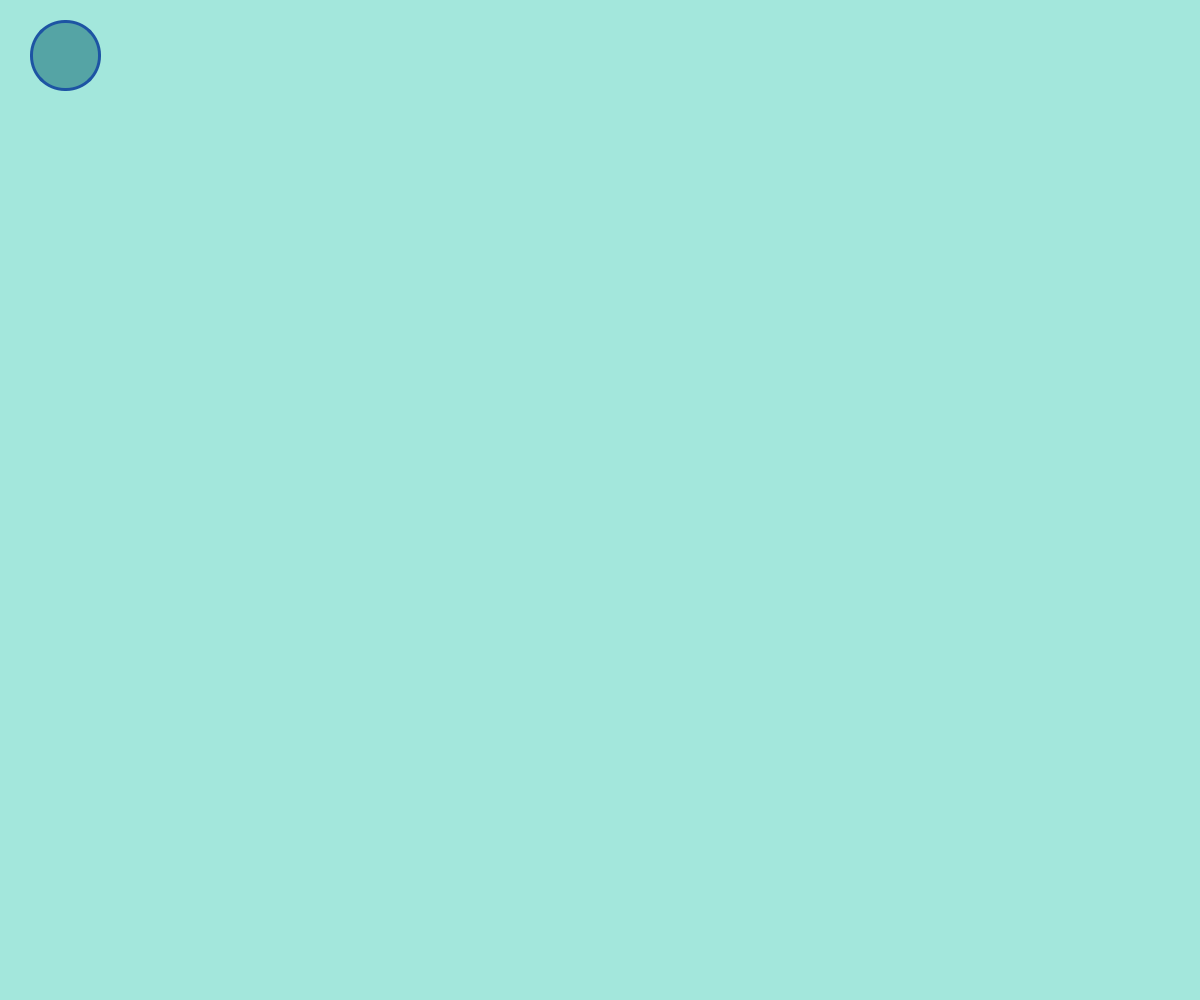
Above: src/views/settingswindow.ui from Vineyard-MQP-2021/VineyardApp before the change. Below: the same form after it.
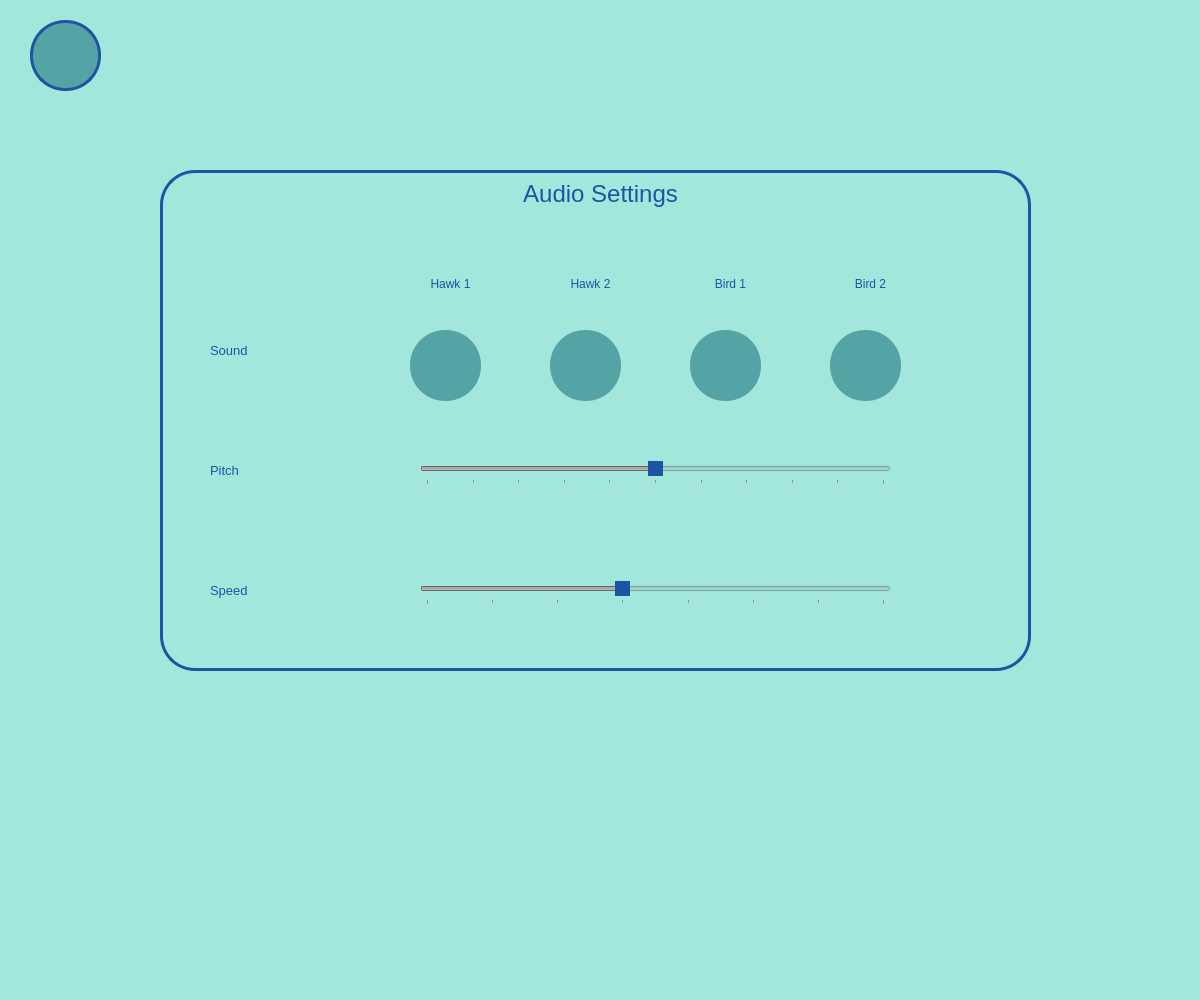
That is the form after the change. Icons and pictures are not drawn.

Commit message: a bunch of sound stuff & UI, not done yet

What changed in the file:
```diff
--- a/src/views/settingswindow.ui
+++ b/src/views/settingswindow.ui
@@ -49,6 +49,516 @@
      </size>
     </property>
    </widget>
+   <widget class="QFrame" name="frame">
+    <property name="geometry">
+     <rect>
+      <x>160</x>
+      <y>170</y>
+      <width>871</width>
+      <height>501</height>
+     </rect>
+    </property>
+    <property name="styleSheet">
+     <string notr="true">border: 3px solid #1d54a3;
+border-radius: 35px;
+color: #1d54a3;</string>
+    </property>
+    <property name="frameShape">
+     <enum>QFrame::StyledPanel</enum>
+    </property>
+    <property name="frameShadow">
+     <enum>QFrame::Raised</enum>
+    </property>
+    <widget class="QLabel" name="label">
+     <property name="geometry">
+      <rect>
+       <x>180</x>
+       <y>10</y>
+       <width>521</width>
+       <height>81</height>
+      </rect>
+     </property>
+     <property name="font">
+      <font>
+       <pointsize>18</pointsize>
+      </font>
+     </property>
+     <property name="styleSheet">
+      <string notr="true">border: none;</string>
+     </property>
+     <property name="text">
+      <string>Audio Settings</string>
+     </property>
+     <property name="alignment">
+      <set>Qt::AlignHCenter|Qt::AlignTop</set>
+     </property>
+    </widget>
+    <widget class="QLabel" name="label_2">
+     <property name="geometry">
+      <rect>
+       <x>50</x>
+       <y>160</y>
+       <width>91</width>
+       <height>41</height>
+      </rect>
+     </property>
+     <property name="font">
+      <font>
+       <pointsize>10</pointsize>
+      </font>
+     </property>
+     <property name="styleSheet">
+      <string notr="true">border:none;</string>
+     </property>
+     <property name="text">
+      <string>Sound</string>
+     </property>
+    </widget>
+    <widget class="QPushButton" name="mourningdove">
+     <property name="geometry">
+      <rect>
+       <x>250</x>
+       <y>160</y>
+       <width>71</width>
+       <height>71</height>
+      </rect>
+     </property>
+     <property name="sizePolicy">
+      <sizepolicy hsizetype="Preferred" vsizetype="Preferred">
+       <horstretch>0</horstretch>
+       <verstretch>0</verstretch>
+      </sizepolicy>
+     </property>
+     <property name="minimumSize">
+      <size>
+       <width>71</width>
+       <height>71</height>
+      </size>
+     </property>
+     <property name="maximumSize">
+      <size>
+       <width>200</width>
+       <height>200</height>
+      </size>
+     </property>
+     <property name="cursor">
+      <cursorShape>PointingHandCursor</cursorShape>
+     </property>
+     <property name="styleSheet">
+      <string notr="true">background-color: rgb(85, 164, 165);
+border: none;
+border-radius: 35px;</string>
+     </property>
+     <property name="text">
+      <string/>
+     </property>
+     <property name="icon">
+      <iconset resource="../res/resources.qrc">
+       <normaloff>:/hawk1</normaloff>:/hawk1</iconset>
+     </property>
+     <property name="iconSize">
+      <size>
+       <width>50</width>
+       <height>40</height>
+      </size>
+     </property>
+     <property name="checkable">
+      <bool>false</bool>
+     </property>
+     <property name="checked">
+      <bool>false</bool>
+     </property>
+     <attribute name="buttonGroup">
+      <string notr="true">soundsettingsbuttons</string>
+     </attribute>
+    </widget>
+    <widget class="QPushButton" name="hawk2">
+     <property name="geometry">
+      <rect>
+       <x>390</x>
+       <y>160</y>
+       <width>71</width>
+       <height>71</height>
+      </rect>
+     </property>
+     <property name="sizePolicy">
+      <sizepolicy hsizetype="Preferred" vsizetype="Preferred">
+       <horstretch>0</horstretch>
+       <verstretch>0</verstretch>
+      </sizepolicy>
+     </property>
+     <property name="minimumSize">
+      <size>
+       <width>71</width>
+       <height>71</height>
+      </size>
+     </property>
+     <property name="maximumSize">
+      <size>
+       <width>200</width>
+       <height>200</height>
+      </size>
+     </property>
+     <property name="cursor">
+      <cursorShape>PointingHandCursor</cursorShape>
+     </property>
+     <property name="styleSheet">
+      <string notr="true">background-color: rgb(85, 164, 165);
+border: none;
+border-radius: 35px;</string>
+     </property>
+     <property name="text">
+      <string/>
+     </property>
+     <property name="icon">
+      <iconset resource="../res/resources.qrc">
+       <normaloff>:/hawk2</normaloff>:/hawk2</iconset>
+     </property>
+     <property name="iconSize">
+      <size>
+       <width>50</width>
+       <height>40</height>
+      </size>
+     </property>
+     <property name="checkable">
+      <bool>false</bool>
+     </property>
+     <attribute name="buttonGroup">
+      <string notr="true">soundsettingsbuttons</string>
+     </attribute>
+    </widget>
+    <widget class="QPushButton" name="bird1">
+     <property name="geometry">
+      <rect>
+       <x>530</x>
+       <y>160</y>
+       <width>71</width>
+       <height>71</height>
+      </rect>
+     </property>
+     <property name="sizePolicy">
+      <sizepolicy hsizetype="Fixed" vsizetype="Fixed">
+       <horstretch>0</horstretch>
+       <verstretch>0</verstretch>
+      </sizepolicy>
+     </property>
+     <property name="cursor">
+      <cursorShape>PointingHandCursor</cursorShape>
+     </property>
+     <property name="focusPolicy">
+      <enum>Qt::WheelFocus</enum>
+     </property>
+     <property name="styleSheet">
+      <string notr="true">background-color: rgb(85, 164, 165);
+border: none;
+border-radius: 35px;</string>
+     </property>
+     <property name="text">
+      <string/>
+     </property>
+     <property name="icon">
+      <iconset resource="../res/resources.qrc">
+       <normaloff>:/bird1</normaloff>:/bird1</iconset>
+     </property>
+     <property name="iconSize">
+      <size>
+       <width>50</width>
+       <height>40</height>
+      </size>
+     </property>
+     <property name="checkable">
+      <bool>false</bool>
+     </property>
+     <attribute name="buttonGroup">
+      <string notr="true">soundsettingsbuttons</string>
+     </attribute>
+    </widget>
+    <widget class="QPushButton" name="bird2">
+     <property name="geometry">
+      <rect>
+       <x>670</x>
+       <y>160</y>
+       <width>71</width>
+       <height>71</height>
+      </rect>
+     </property>
+     <property name="sizePolicy">
+      <sizepolicy hsizetype="Fixed" vsizetype="Fixed">
+       <horstretch>0</horstretch>
+       <verstretch>0</verstretch>
+      </sizepolicy>
+     </property>
+     <property name="cursor">
+      <cursorShape>PointingHandCursor</cursorShape>
+     </property>
+     <property name="styleSheet">
+      <string notr="true">background-color: rgb(85, 164, 165);
+border: none;
+border-radius: 35px;</string>
+     </property>
+     <property name="text">
+      <string/>
+     </property>
+     <property name="icon">
+      <iconset resource="../res/resources.qrc">
+       <normaloff>:/bird2</normaloff>:/bird2</iconset>
+     </property>
+     <property name="iconSize">
+      <size>
+       <width>50</width>
+       <height>40</height>
+      </size>
+     </property>
+     <property name="checkable">
+      <bool>false</bool>
+     </property>
+     <attribute name="buttonGroup">
+      <string notr="true">soundsettingsbuttons</string>
+     </attribute>
+    </widget>
+    <widget class="QLabel" name="label_3">
+     <property name="geometry">
+      <rect>
+       <x>250</x>
+       <y>101</y>
+       <width>81</width>
+       <height>25</height>
+      </rect>
+     </property>
+     <property name="styleSheet">
+      <string notr="true">border: none;</string>
+     </property>
+     <property name="text">
+      <string>Hawk 1</string>
+     </property>
+     <property name="alignment">
+      <set>Qt::AlignCenter</set>
+     </property>
+    </widget>
+    <widget class="QLabel" name="label_4">
+     <property name="geometry">
+      <rect>
+       <x>670</x>
+       <y>101</y>
+       <width>81</width>
+       <height>25</height>
+      </rect>
+     </property>
+     <property name="styleSheet">
+      <string notr="true">border: none;</string>
+     </property>
+     <property name="text">
+      <string>Bird 2</string>
+     </property>
+     <property name="alignment">
+      <set>Qt::AlignCenter</set>
+     </property>
+    </widget>
+    <widget class="QLabel" name="label_5">
+     <property name="geometry">
+      <rect>
+       <x>530</x>
+       <y>101</y>
+       <width>81</width>
+       <height>25</height>
+      </rect>
+     </property>
+     <property name="styleSheet">
+      <string notr="true">border: none;</string>
+     </property>
+     <property name="text">
+      <string>Bird 1</string>
+     </property>
+     <property name="alignment">
+      <set>Qt::AlignCenter</set>
+     </property>
+    </widget>
+    <widget class="QLabel" name="label_6">
+     <property name="geometry">
+      <rect>
+       <x>390</x>
+       <y>101</y>
+       <width>81</width>
+       <height>25</height>
+      </rect>
+     </property>
+     <property name="styleSheet">
+      <string notr="true">border: none;</string>
+     </property>
+     <property name="text">
+      <string>Hawk 2</string>
+     </property>
+     <property name="alignment">
+      <set>Qt::AlignCenter</set>
+     </property>
+    </widget>
+    <widget class="QLabel" name="label_7">
+     <property name="geometry">
+      <rect>
+       <x>50</x>
+       <y>280</y>
+       <width>91</width>
+       <height>41</height>
+      </rect>
+     </property>
+     <property name="font">
+      <font>
+       <pointsize>10</pointsize>
+      </font>
+     </property>
+     <property name="styleSheet">
+      <string notr="true">border:none;</string>
+     </property>
+     <property name="text">
+      <string>Pitch</string>
+     </property>
+    </widget>
+    <widget class="QSlider" name="pitch">
+     <property name="enabled">
+      <bool>false</bool>
+     </property>
+     <property name="geometry">
+      <rect>
+       <x>260</x>
+       <y>290</y>
+       <width>471</width>
+       <height>25</height>
+      </rect>
+     </property>
+     <property name="cursor">
+      <cursorShape>PointingHandCursor</cursorShape>
+     </property>
+     <property name="styleSheet">
+      <string notr="true">QSlider:horizontal {
+	border: none;
+}
+
+QSlider::handle:horizontal {
+	background-color: #1d54a3;
+}</string>
+     </property>
+     <property name="minimum">
+      <number>-10</number>
+     </property>
+     <property name="maximum">
+      <number>10</number>
+     </property>
+     <property name="singleStep">
+      <number>1</number>
+     </property>
+     <property name="value">
+      <number>0</number>
+     </property>
+     <property name="sliderPosition">
+      <number>0</number>
+     </property>
+     <property name="orientation">
+      <enum>Qt::Horizontal</enum>
+     </property>
+     <property name="tickPosition">
+      <enum>QSlider::TicksBelow</enum>
+     </property>
+     <property name="tickInterval">
+      <number>2</number>
+     </property>
+    </widget>
+    <widget class="QLabel" name="label_8">
+     <property name="geometry">
+      <rect>
+       <x>50</x>
+       <y>400</y>
+       <width>91</width>
+       <height>41</height>
+      </rect>
+     </property>
+     <property name="font">
+      <font>
+       <pointsize>10</pointsize>
+      </font>
+     </property>
+     <property name="styleSheet">
+      <string notr="true">border:none;</string>
+     </property>
+     <property name="text">
+      <string>Speed</string>
+     </property>
+    </widget>
+    <widget class="QSlider" name="speed">
+     <property name="enabled">
+      <bool>false</bool>
+     </property>
+     <property name="geometry">
+      <rect>
+       <x>260</x>
+       <y>410</y>
+       <width>471</width>
+       <height>25</height>
+      </rect>
+     </property>
+     <property name="cursor">
+      <cursorShape>PointingHandCursor</cursorShape>
+     </property>
+     <property name="styleSheet">
+      <string notr="true">QSlider:horizontal {
+	border: none;
+}
+
+QSlider::handle:horizontal {
+	background-color: #1d54a3;
+}</string>
+     </property>
+     <property name="minimum">
+      <number>25</number>
+     </property>
+     <property name="maximum">
+      <number>200</number>
+     </property>
+     <property name="singleStep">
+      <number>1</number>
+     </property>
+     <property name="pageStep">
+      <number>10</number>
+     </property>
+     <property name="value">
+      <number>100</number>
+     </property>
+     <property name="orientation">
+      <enum>Qt::Horizontal</enum>
+     </property>
+     <property name="tickPosition">
+      <enum>QSlider::TicksBelow</enum>
+     </property>
+     <property name="tickInterval">
+      <number>25</number>
+     </property>
+    </widget>
+   </widget>
+   <widget class="QLabel" name="pitchlabel">
+    <property name="geometry">
+     <rect>
+      <x>540</x>
+      <y>760</y>
+      <width>141</width>
+      <height>61</height>
+     </rect>
+    </property>
+    <property name="text">
+     <string/>
+    </property>
+   </widget>
+   <widget class="QLabel" name="speedlabel">
+    <property name="geometry">
+     <rect>
+      <x>800</x>
+      <y>760</y>
+      <width>141</width>
+      <height>61</height>
+     </rect>
+    </property>
+    <property name="text">
+     <string/>
+    </property>
+   </widget>
   </widget>
   <widget class="QMenuBar" name="menubar">
    <property name="geometry">
```
Left out of the diff: 15 changed lines with no effect on the pictures. The commit also changes 5 other files.
